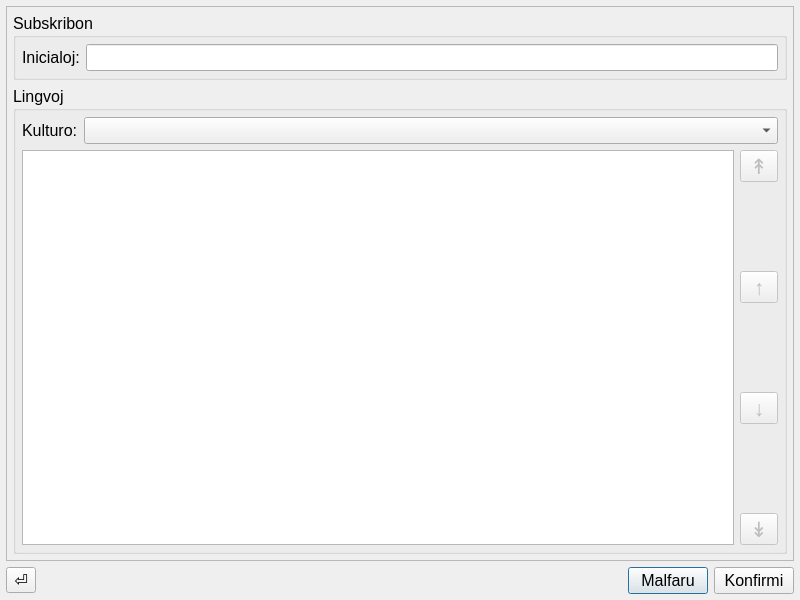
MDCremer/Gradivus, file konfiguro.ui: the form before one commit.
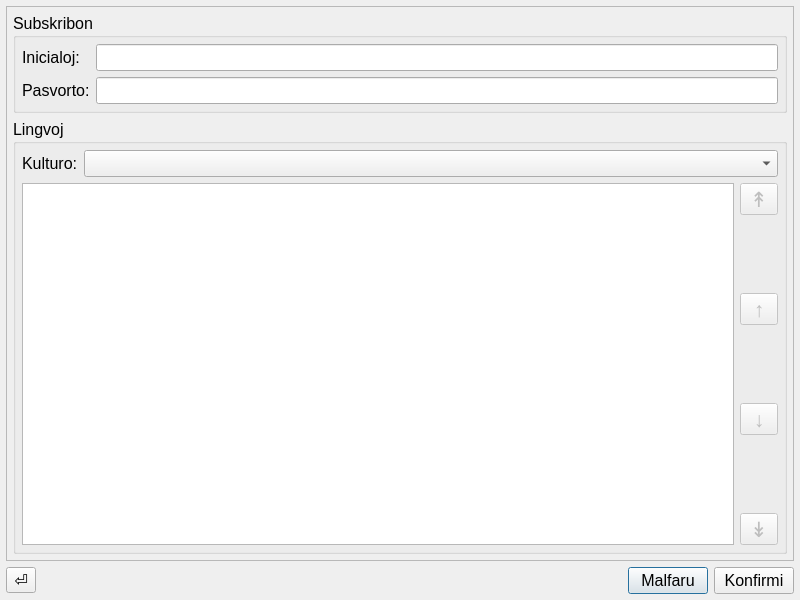
The form after the commit.

```diff
--- a/konfiguro.ui
+++ b/konfiguro.ui
@@ -90,6 +90,20 @@
           <item row="0" column="1">
            <widget class="QLineEdit" name="inicialoj"/>
           </item>
+          <item row="1" column="0">
+           <widget class="QLabel" name="label_3">
+            <property name="text">
+             <string>Pasvorto:</string>
+            </property>
+           </widget>
+          </item>
+          <item row="1" column="1">
+           <widget class="QLineEdit" name="pasvorto">
+            <property name="echoMode">
+             <enum>QLineEdit::PasswordEchoOnEdit</enum>
+            </property>
+           </widget>
+          </item>
          </layout>
         </widget>
        </item>
```
